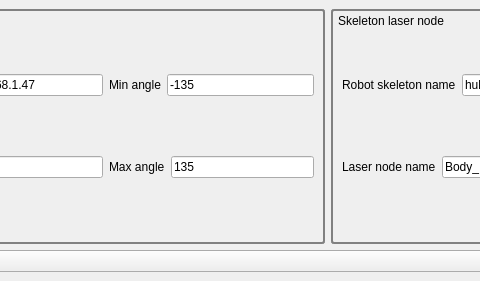
First picture: the form in laser_scan/ui/laser_scan_plugin.ui, repository golems/grip2_plugin, before the edit; both pictures show x 122 to 602 and y 0 to 281 of the 1343 by 281 pixel window.
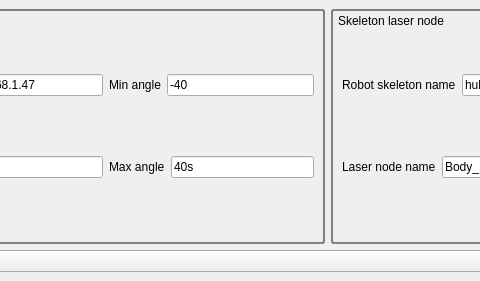
Second picture: the form after the edit.

Commit message: add security for input of limit angles

What changed in the file:
```diff
--- a/laser_scan/ui/laser_scan_plugin.ui
+++ b/laser_scan/ui/laser_scan_plugin.ui
@@ -138,7 +138,7 @@
                 </sizepolicy>
                </property>
                <property name="text">
-                <string>-135</string>
+                <string>-40</string>
                </property>
               </widget>
              </item>
@@ -168,7 +168,7 @@
                 </sizepolicy>
                </property>
                <property name="text">
-                <string>135</string>
+                <string>40s</string>
                </property>
               </widget>
              </item>
```
The commit also changes 1 other file.
